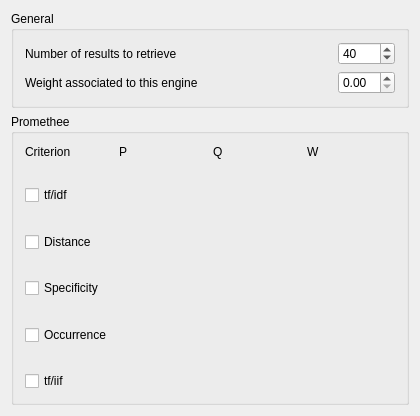
Above: xmlengine/frontend/kde/genginexml.ui from pfrancq/galilei before the change. Below: the same form after it.
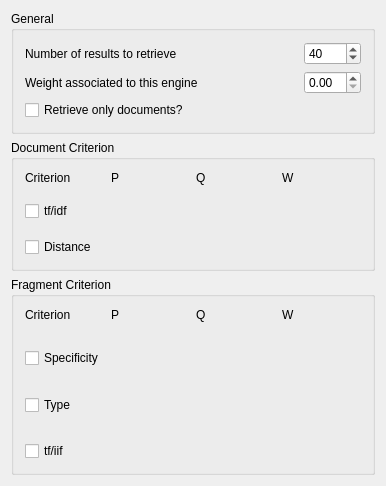
That is the form after the change. Custom widgets are drawn as their Qt base class.

Commit message: - When only documents must be retrieve, don't use Promethee. - Bug fixes to extract correctly the fragment.

```diff
--- a/xmlengine/frontend/kde/genginexml.ui
+++ b/xmlengine/frontend/kde/genginexml.ui
@@ -6,8 +6,8 @@
    <rect>
     <x>0</x>
     <y>0</y>
-    <width>420</width>
-    <height>416</height>
+    <width>386</width>
+    <height>486</height>
    </rect>
   </property>
   <property name="mouseTracking">
@@ -22,7 +22,7 @@
   <property name="sizeGripEnabled" stdset="0">
    <bool>true</bool>
   </property>
-  <layout class="QVBoxLayout" name="verticalLayout_2">
+  <layout class="QVBoxLayout" name="verticalLayout_10">
    <item>
     <layout class="QVBoxLayout">
      <item>
@@ -100,6 +100,13 @@
           </item>
          </layout>
         </item>
+        <item>
+         <widget class="QCheckBox" name="OnlyDocs">
+          <property name="text">
+           <string>Retrieve only documents?</string>
+          </property>
+         </widget>
+        </item>
        </layout>
       </widget>
      </item>
@@ -108,7 +115,7 @@
    <item>
     <widget class="QGroupBox" name="box_0_2">
      <property name="title">
-      <string>Promethee</string>
+      <string>Document Criterion</string>
      </property>
      <layout class="QHBoxLayout" name="horizontalLayout">
       <item>
@@ -163,66 +170,6 @@
           </property>
          </widget>
         </item>
-        <item>
-         <spacer name="verticalSpacer_6">
-          <property name="orientation">
-           <enum>Qt::Vertical</enum>
-          </property>
-          <property name="sizeHint" stdset="0">
-           <size>
-            <width>20</width>
-            <height>40</height>
-           </size>
-          </property>
-         </spacer>
-        </item>
-        <item>
-         <widget class="QCheckBox" name="SpecificityActive">
-          <property name="text">
-           <string>Specificity</string>
-          </property>
-         </widget>
-        </item>
-        <item>
-         <spacer name="verticalSpacer_7">
-          <property name="orientation">
-           <enum>Qt::Vertical</enum>
-          </property>
-          <property name="sizeHint" stdset="0">
-           <size>
-            <width>20</width>
-            <height>40</height>
-           </size>
-          </property>
-         </spacer>
-        </item>
-        <item>
-         <widget class="QCheckBox" name="OccurrenceActive">
-          <property name="text">
-           <string>Occurrence</string>
-          </property>
-         </widget>
-        </item>
-        <item>
-         <spacer name="verticalSpacer_8">
-          <property name="orientation">
-           <enum>Qt::Vertical</enum>
-          </property>
-          <property name="sizeHint" stdset="0">
-           <size>
-            <width>20</width>
-            <height>40</height>
-           </size>
-          </property>
-         </spacer>
-        </item>
-        <item>
-         <widget class="QCheckBox" name="TfIffActive">
-          <property name="text">
-           <string>tf/iif</string>
-          </property>
-         </widget>
-        </item>
        </layout>
       </item>
       <item>
@@ -269,54 +216,6 @@
         <item>
          <widget class="KDoubleNumInput" name="DistanceP"/>
         </item>
-        <item>
-         <spacer name="verticalSpacer_10">
-          <property name="orientation">
-           <enum>Qt::Vertical</enum>
-          </property>
-          <property name="sizeHint" stdset="0">
-           <size>
-            <width>20</width>
-            <height>40</height>
-           </size>
-          </property>
-         </spacer>
-        </item>
-        <item>
-         <widget class="KDoubleNumInput" name="SpecificityP"/>
-        </item>
-        <item>
-         <spacer name="verticalSpacer_11">
-          <property name="orientation">
-           <enum>Qt::Vertical</enum>
-          </property>
-          <property name="sizeHint" stdset="0">
-           <size>
-            <width>20</width>
-            <height>40</height>
-           </size>
-          </property>
-         </spacer>
-        </item>
-        <item>
-         <widget class="KDoubleNumInput" name="OccurrenceP"/>
-        </item>
-        <item>
-         <spacer name="verticalSpacer_12">
-          <property name="orientation">
-           <enum>Qt::Vertical</enum>
-          </property>
-          <property name="sizeHint" stdset="0">
-           <size>
-            <width>20</width>
-            <height>40</height>
-           </size>
-          </property>
-         </spacer>
-        </item>
-        <item>
-         <widget class="KDoubleNumInput" name="TfIffP"/>
-        </item>
        </layout>
       </item>
       <item>
@@ -363,54 +262,6 @@
         <item>
          <widget class="KDoubleNumInput" name="DistanceQ"/>
         </item>
-        <item>
-         <spacer name="verticalSpacer_14">
-          <property name="orientation">
-           <enum>Qt::Vertical</enum>
-          </property>
-          <property name="sizeHint" stdset="0">
-           <size>
-            <width>20</width>
-            <height>40</height>
-           </size>
-          </property>
-         </spacer>
-        </item>
-        <item>
-         <widget class="KDoubleNumInput" name="SpecificityQ"/>
-        </item>
-        <item>
-         <spacer name="verticalSpacer_15">
-          <property name="orientation">
-           <enum>Qt::Vertical</enum>
-          </property>
-          <property name="sizeHint" stdset="0">
-           <size>
-            <width>20</width>
-            <height>40</height>
-           </size>
-          </property>
-         </spacer>
-        </item>
-        <item>
-         <widget class="KDoubleNumInput" name="OccurrenceQ"/>
-        </item>
-        <item>
-         <spacer name="verticalSpacer_16">
-          <property name="orientation">
-           <enum>Qt::Vertical</enum>
-          </property>
-          <property name="sizeHint" stdset="0">
-           <size>
-            <width>20</width>
-            <height>40</height>
-           </size>
-          </property>
-         </spacer>
-        </item>
-        <item>
-         <widget class="KDoubleNumInput" name="TfIffQ"/>
-        </item>
        </layout>
       </item>
       <item>
@@ -457,8 +308,229 @@
         <item>
          <widget class="KDoubleNumInput" name="DistanceWeight"/>
         </item>
+       </layout>
+      </item>
+     </layout>
+    </widget>
+   </item>
+   <item>
+    <widget class="QGroupBox" name="FragmentCriterion">
+     <property name="title">
+      <string>Fragment Criterion</string>
+     </property>
+     <layout class="QHBoxLayout" name="horizontalLayout_2">
+      <item>
+       <layout class="QVBoxLayout" name="verticalLayout_2">
         <item>
-         <spacer name="verticalSpacer_18">
+         <widget class="QLabel" name="P1_3">
+          <property name="text">
+           <string>Criterion</string>
+          </property>
+          <property name="wordWrap">
+           <bool>false</bool>
+          </property>
+         </widget>
+        </item>
+        <item>
+         <spacer name="verticalSpacer_21">
+          <property name="orientation">
+           <enum>Qt::Vertical</enum>
+          </property>
+          <property name="sizeHint" stdset="0">
+           <size>
+            <width>20</width>
+            <height>40</height>
+           </size>
+          </property>
+         </spacer>
+        </item>
+        <item>
+         <widget class="QCheckBox" name="SpecificityActive">
+          <property name="text">
+           <string>Specificity</string>
+          </property>
+         </widget>
+        </item>
+        <item>
+         <spacer name="verticalSpacer_24">
+          <property name="orientation">
+           <enum>Qt::Vertical</enum>
+          </property>
+          <property name="sizeHint" stdset="0">
+           <size>
+            <width>20</width>
+            <height>40</height>
+           </size>
+          </property>
+         </spacer>
+        </item>
+        <item>
+         <widget class="QCheckBox" name="TypeActive">
+          <property name="text">
+           <string>Type</string>
+          </property>
+         </widget>
+        </item>
+        <item>
+         <spacer name="verticalSpacer_25">
+          <property name="orientation">
+           <enum>Qt::Vertical</enum>
+          </property>
+          <property name="sizeHint" stdset="0">
+           <size>
+            <width>20</width>
+            <height>40</height>
+           </size>
+          </property>
+         </spacer>
+        </item>
+        <item>
+         <widget class="QCheckBox" name="TfIffActive">
+          <property name="text">
+           <string>tf/iif</string>
+          </property>
+         </widget>
+        </item>
+       </layout>
+      </item>
+      <item>
+       <layout class="QVBoxLayout" name="verticalLayout_7">
+        <item>
+         <widget class="QLabel" name="P1_4">
+          <property name="text">
+           <string>P</string>
+          </property>
+          <property name="wordWrap">
+           <bool>false</bool>
+          </property>
+         </widget>
+        </item>
+        <item>
+         <spacer name="verticalSpacer_26">
+          <property name="orientation">
+           <enum>Qt::Vertical</enum>
+          </property>
+          <property name="sizeHint" stdset="0">
+           <size>
+            <width>20</width>
+            <height>40</height>
+           </size>
+          </property>
+         </spacer>
+        </item>
+        <item>
+         <widget class="KDoubleNumInput" name="SpecificityP"/>
+        </item>
+        <item>
+         <spacer name="verticalSpacer_29">
+          <property name="orientation">
+           <enum>Qt::Vertical</enum>
+          </property>
+          <property name="sizeHint" stdset="0">
+           <size>
+            <width>20</width>
+            <height>40</height>
+           </size>
+          </property>
+         </spacer>
+        </item>
+        <item>
+         <widget class="KDoubleNumInput" name="TypeP"/>
+        </item>
+        <item>
+         <spacer name="verticalSpacer_30">
+          <property name="orientation">
+           <enum>Qt::Vertical</enum>
+          </property>
+          <property name="sizeHint" stdset="0">
+           <size>
+            <width>20</width>
+            <height>40</height>
+           </size>
+          </property>
+         </spacer>
+        </item>
+        <item>
+         <widget class="KDoubleNumInput" name="TfIffP"/>
+        </item>
+       </layout>
+      </item>
+      <item>
+       <layout class="QVBoxLayout" name="verticalLayout_8">
+        <item>
+         <widget class="QLabel" name="Q1_2">
+          <property name="text">
+           <string>Q</string>
+          </property>
+          <property name="wordWrap">
+           <bool>false</bool>
+          </property>
+         </widget>
+        </item>
+        <item>
+         <spacer name="verticalSpacer_31">
+          <property name="orientation">
+           <enum>Qt::Vertical</enum>
+          </property>
+          <property name="sizeHint" stdset="0">
+           <size>
+            <width>20</width>
+            <height>40</height>
+           </size>
+          </property>
+         </spacer>
+        </item>
+        <item>
+         <widget class="KDoubleNumInput" name="SpecificityQ"/>
+        </item>
+        <item>
+         <spacer name="verticalSpacer_34">
+          <property name="orientation">
+           <enum>Qt::Vertical</enum>
+          </property>
+          <property name="sizeHint" stdset="0">
+           <size>
+            <width>20</width>
+            <height>40</height>
+           </size>
+          </property>
+         </spacer>
+        </item>
+        <item>
+         <widget class="KDoubleNumInput" name="TypeQ"/>
+        </item>
+        <item>
+         <spacer name="verticalSpacer_35">
+          <property name="orientation">
+           <enum>Qt::Vertical</enum>
+          </property>
+          <property name="sizeHint" stdset="0">
+           <size>
+            <width>20</width>
+            <height>40</height>
+           </size>
+          </property>
+         </spacer>
+        </item>
+        <item>
+         <widget class="KDoubleNumInput" name="TfIffQ"/>
+        </item>
+       </layout>
+      </item>
+      <item>
+       <layout class="QVBoxLayout" name="verticalLayout_9">
+        <item>
+         <widget class="QLabel" name="W1_2">
+          <property name="text">
+           <string>W</string>
+          </property>
+          <property name="wordWrap">
+           <bool>false</bool>
+          </property>
+         </widget>
+        </item>
+        <item>
+         <spacer name="verticalSpacer_36">
           <property name="orientation">
            <enum>Qt::Vertical</enum>
           </property>
@@ -474,7 +546,7 @@
          <widget class="KDoubleNumInput" name="SpecificityWeight"/>
         </item>
         <item>
-         <spacer name="verticalSpacer_19">
+         <spacer name="verticalSpacer_39">
           <property name="orientation">
            <enum>Qt::Vertical</enum>
           </property>
@@ -490,7 +562,7 @@
          <widget class="KDoubleNumInput" name="OccurrenceWeight"/>
         </item>
         <item>
-         <spacer name="verticalSpacer_20">
+         <spacer name="verticalSpacer_40">
           <property name="orientation">
            <enum>Qt::Vertical</enum>
           </property>
```
Left out of the diff: 21 changed lines with no effect on the pictures. The commit also changes 6 other files.
